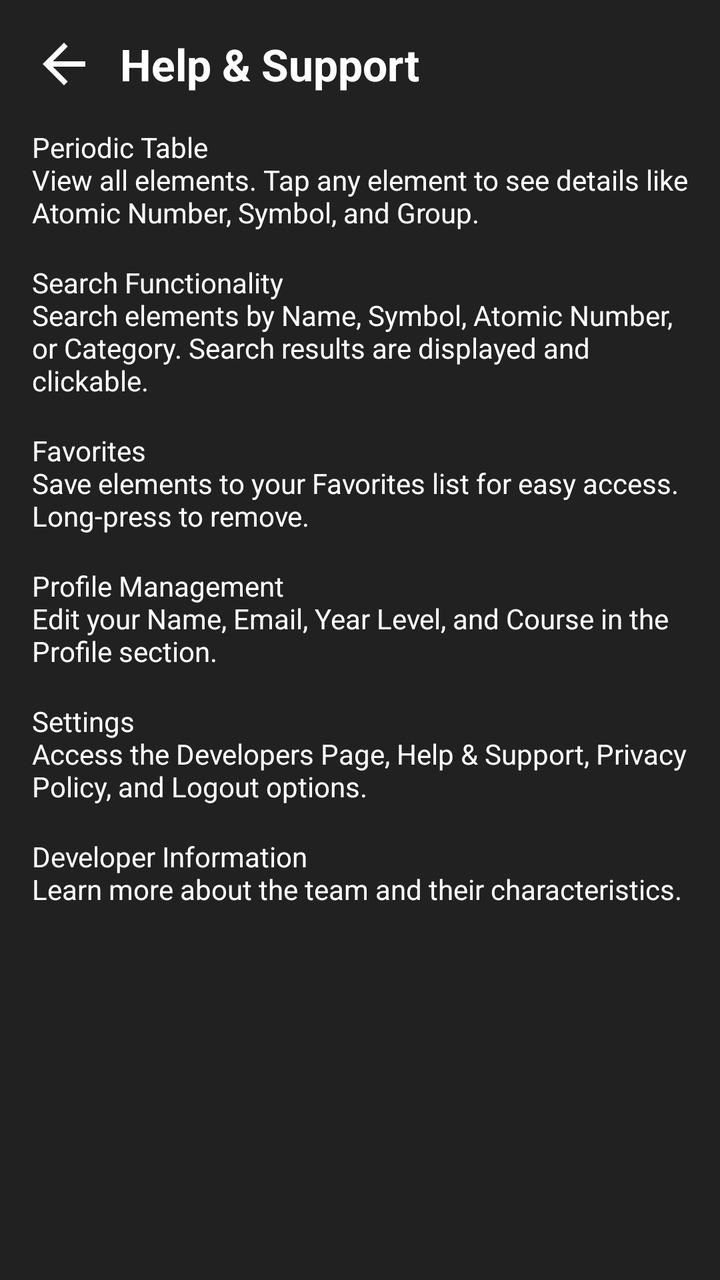
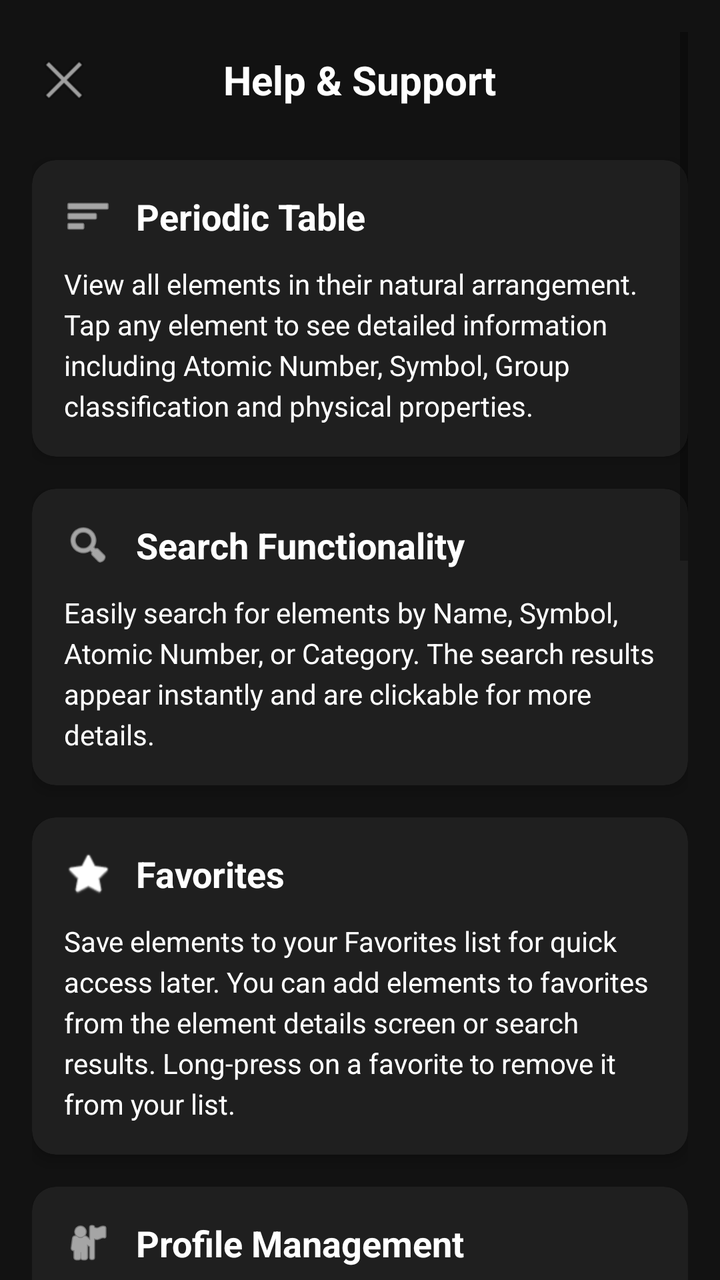

Two renders of the same Android screen: before a commit and after it. Below are the layout's source before the change and the commit's diff.
<!-- AndroidManifest.xml: application theme Theme.PeriodicPro -->
<!-- res/layout/activity_help.xml -->
<?xml version="1.0" encoding="utf-8"?>
<ScrollView
    xmlns:android="http://schemas.android.com/apk/res/android"
    android:layout_width="match_parent"
    android:layout_height="match_parent"
    android:background="#212121"
    android:padding="16dp">

    <LinearLayout
        android:layout_width="match_parent"
        android:layout_height="wrap_content"
        android:orientation="vertical">

        
        <LinearLayout
            android:layout_width="match_parent"
            android:layout_height="wrap_content"
            android:gravity="center_vertical"
            android:orientation="horizontal"
            android:paddingBottom="16dp">

            <ImageView
                android:id="@+id/btnBackHelp"
                android:layout_width="32dp"
                android:layout_height="32dp"
                android:src="@drawable/ic_back"
                android:contentDescription="Back Button" />

            <TextView
                android:layout_width="wrap_content"
                android:layout_height="wrap_content"
                android:text="Help &amp; Support"
                android:textColor="#FFFFFF"
                android:textSize="22sp"
                android:textStyle="bold"
                android:layout_marginStart="12dp"/>
        </LinearLayout>

        
        <TextView
            android:layout_width="match_parent"
            android:layout_height="wrap_content"
            android:text="Periodic Table\nView all elements. Tap any element to see details like Atomic Number, Symbol, and Group."
            android:textColor="#FFFFFF"
            android:textSize="14sp"
            android:paddingBottom="16dp"/>

        <TextView
            android:layout_width="match_parent"
            android:layout_height="wrap_content"
            android:text="Search Functionality\nSearch elements by Name, Symbol, Atomic Number, or Category. Search results are displayed and clickable."
            android:textColor="#FFFFFF"
            android:textSize="14sp"
            android:paddingBottom="16dp"/>

        <TextView
            android:layout_width="match_parent"
            android:layout_height="wrap_content"
            android:text="Favorites\nSave elements to your Favorites list for easy access. Long-press to remove."
            android:textColor="#FFFFFF"
            android:textSize="14sp"
            android:paddingBottom="16dp"/>

        <TextView
            android:layout_width="match_parent"
            android:layout_height="wrap_content"
            android:text="Profile Management\nEdit your Name, Email, Year Level, and Course in the Profile section."
            android:textColor="#FFFFFF"
            android:textSize="14sp"
            android:paddingBottom="16dp"/>

        <TextView
            android:layout_width="match_parent"
            android:layout_height="wrap_content"
            android:text="Settings\nAccess the Developers Page, Help &amp; Support, Privacy Policy, and Logout options."
            android:textColor="#FFFFFF"
            android:textSize="14sp"
            android:paddingBottom="16dp"/>

        <TextView
            android:layout_width="match_parent"
            android:layout_height="wrap_content"
            android:text="Developer Information\nLearn more about the team and their characteristics."
            android:textColor="#FFFFFF"
            android:textSize="14sp"
            android:paddingBottom="16dp"/>

    </LinearLayout>
</ScrollView>
<!-- resources referenced by this layout -->
<resources>
  <!-- drawable ic_back (drawable) -->
  <vector xmlns:android="http://schemas.android.com/apk/res/android"
      android:width="24dp"
      android:height="24dp"
      android:viewportWidth="24"
      android:viewportHeight="24"
      android:tint="#FFFFFF">
      <path
          android:fillColor="@android:color/white"
          android:pathData="M20,11H7.83l5.59,-5.59L12,4l-8,8 8,8 1.41,-1.41L7.83,13H20v-2z"/>
  </vector>
  <style name="Theme.PeriodicPro" parent="Theme.AppCompat.DayNight.NoActionBar">
          <item name="colorPrimary">#212121</item>
          <item name="colorPrimaryDark">#171717</item>
          <item name="colorAccent">#00796B</item>
          <item name="android:windowBackground">#212121</item>
      </style>
</resources>

<!-- the commit's change to res/layout/activity_help.xml (unified diff, before → after) -->
@@ -1,9 +1,11 @@
 <?xml version="1.0" encoding="utf-8"?>
 <ScrollView
     xmlns:android="http://schemas.android.com/apk/res/android"
+    xmlns:app="http://schemas.android.com/apk/res-auto"
     android:layout_width="match_parent"
     android:layout_height="match_parent"
-    android:background="#212121"
+    android:background="#121212"
+    android:clipToPadding="false"
     android:padding="16dp">
 
     <LinearLayout
@@ -12,78 +14,445 @@
         android:orientation="vertical">
 
         
-        <LinearLayout
-            android:layout_width="match_parent"
-            android:layout_height="wrap_content"
-            android:gravity="center_vertical"
-            android:orientation="horizontal"
-            android:paddingBottom="16dp">
-
-            <ImageView
+        <RelativeLayout
+            android:layout_width="match_parent"
+            android:layout_height="wrap_content"
+            android:paddingVertical="8dp"
+            android:layout_marginBottom="16dp">
+
+            <ImageButton
                 android:id="@+id/btnBackHelp"
                 android:layout_width="32dp"
                 android:layout_height="32dp"
-                android:src="@drawable/ic_back"
-                android:contentDescription="Back Button" />
+                android:src="@android:drawable/ic_menu_close_clear_cancel"
+                android:background="?attr/selectableItemBackgroundBorderless"
+                android:contentDescription="Back"
+                android:layout_alignParentStart="true"
+                android:layout_centerVertical="true" />
 
             <TextView
                 android:layout_width="wrap_content"
                 android:layout_height="wrap_content"
                 android:text="Help &amp; Support"
                 android:textColor="#FFFFFF"
-                android:textSize="22sp"
+                android:textSize="20sp"
                 android:textStyle="bold"
-                android:layout_marginStart="12dp"/>
-        </LinearLayout>
+                android:layout_centerHorizontal="true"
+                android:layout_centerVertical="true" />
+        </RelativeLayout>
+
+        
+        <androidx.cardview.widget.CardView
+            android:layout_width="match_parent"
+            android:layout_height="wrap_content"
+            android:layout_marginBottom="16dp"
+            app:cardCornerRadius="12dp"
+            app:cardBackgroundColor="#1F1F1F"
+            app:cardElevation="4dp">
+
+            <LinearLayout
+                android:layout_width="match_parent"
+                android:layout_height="wrap_content"
+                android:orientation="vertical"
+                android:padding="16dp">
+
+                <LinearLayout
+                    android:layout_width="match_parent"
+                    android:layout_height="wrap_content"
+                    android:orientation="horizontal"
+                    android:gravity="center_vertical"
+                    android:layout_marginBottom="12dp">
+
+                    <ImageView
+                        android:layout_width="24dp"
+                        android:layout_height="24dp"
+                        android:src="@android:drawable/ic_menu_sort_by_size"
+                        app:tint="#FFFFFF"
+                        android:layout_marginEnd="12dp"/>
+
+                    <TextView
+                        android:layout_width="match_parent"
+                        android:layout_height="wrap_content"
+                        android:text="Periodic Table"
+                        android:textColor="#FFFFFF"
+                        android:textSize="18sp"
+                        android:textStyle="bold"/>
+                </LinearLayout>
+
+                <TextView
+                    android:layout_width="match_parent"
+                    android:layout_height="wrap_content"
+                    android:text="View all elements in their natural arrangement. Tap any element to see detailed information including Atomic Number, Symbol, Group classification and physical properties."
+                    android:textColor="#FFFFFF"
+                    android:textSize="14sp"
+                    android:lineSpacingExtra="4dp"/>
+            </LinearLayout>
+        </androidx.cardview.widget.CardView>
+
+        
+        <androidx.cardview.widget.CardView
+            android:layout_width="match_parent"
+            android:layout_height="wrap_content"
+            android:layout_marginBottom="16dp"
+            app:cardCornerRadius="12dp"
+            app:cardBackgroundColor="#1F1F1F"
+            app:cardElevation="4dp">
+
+            <LinearLayout
+                android:layout_width="match_parent"
+                android:layout_height="wrap_content"
+                android:orientation="vertical"
+                android:padding="16dp">
+
+                <LinearLayout
+                    android:layout_width="match_parent"
+                    android:layout_height="wrap_content"
+                    android:orientation="horizontal"
+                    android:gravity="center_vertical"
+                    android:layout_marginBottom="12dp">
+
+                    <ImageView
+                        android:layout_width="24dp"
+                        android:layout_height="24dp"
+                        android:src="@android:drawable/ic_menu_search"
+                        app:tint="#FFFFFF"
+                        android:layout_marginEnd="12dp"/>
+
+                    <TextView
+                        android:layout_width="match_parent"
+                        android:layout_height="wrap_content"
+                        android:text="Search Functionality"
+                        android:textColor="#FFFFFF"
+                        android:textSize="18sp"
+                        android:textStyle="bold"/>
+                </LinearLayout>
+
+                <TextView
+                    android:layout_width="match_parent"
+                    android:layout_height="wrap_content"
+                    android:text="Easily search for elements by Name, Symbol, Atomic Number, or Category. The search results appear instantly and are clickable for more details."
+                    android:textColor="#FFFFFF"
+                    android:textSize="14sp"
+                    android:lineSpacingExtra="4dp"/>
+            </LinearLayout>
+        </androidx.cardview.widget.CardView>
+
+        
+        <androidx.cardview.widget.CardView
+            android:layout_width="match_parent"
+            android:layout_height="wrap_content"
+            android:layout_marginBottom="16dp"
+            app:cardCornerRadius="12dp"
+            app:cardBackgroundColor="#1F1F1F"
+            app:cardElevation="4dp">
+
+            <LinearLayout
+                android:layout_width="match_parent"
+                android:layout_height="wrap_content"
+                android:orientation="vertical"
+                android:padding="16dp">
+
+                <LinearLayout
+                    android:layout_width="match_parent"
+                    android:layout_height="wrap_content"
+                    android:orientation="horizontal"
+                    android:gravity="center_vertical"
+                    android:layout_marginBottom="12dp">
+
+                    <ImageView
+                        android:layout_width="24dp"
+                        android:layout_height="24dp"
+                        android:src="@android:drawable/btn_star_big_on"
+                        app:tint="#FFFFFF"
+                        android:layout_marginEnd="12dp"/>
+
+                    <TextView
+                        android:layout_width="match_parent"
+                        android:layout_height="wrap_content"
+                        android:text="Favorites"
+                        android:textColor="#FFFFFF"
+                        android:textSize="18sp"
+                        android:textStyle="bold"/>
+                </LinearLayout>
+
+                <TextView
+                    android:layout_width="match_parent"
+                    android:layout_height="wrap_content"
+                    android:text="Save elements to your Favorites list for quick access later. You can add elements to favorites from the element details screen or search results. Long-press on a favorite to remove it from your list."
+                    android:textColor="#FFFFFF"
+                    android:textSize="14sp"
+                    android:lineSpacingExtra="4dp"/>
+            </LinearLayout>
+        </androidx.cardview.widget.CardView>
+
+        
+        <androidx.cardview.widget.CardView
+            android:layout_width="match_parent"
+            android:layout_height="wrap_content"
+            android:layout_marginBottom="16dp"
+            app:cardCornerRadius="12dp"
+            app:cardBackgroundColor="#1F1F1F"
+            app:cardElevation="4dp">
+
+            <LinearLayout
+                android:layout_width="match_parent"
+                android:layout_height="wrap_content"
+                android:orientation="vertical"
+                android:padding="16dp">
+
+                <LinearLayout
+                    android:layout_width="match_parent"
+                    android:layout_height="wrap_content"
+                    android:orientation="horizontal"
+                    android:gravity="center_vertical"
+                    android:layout_marginBottom="12dp">
+
+                    <ImageView
+                        android:layout_width="24dp"
+                        android:layout_height="24dp"
+                        android:src="@android:drawable/ic_menu_myplaces"
+                        app:tint="#FFFFFF"
+                        android:layout_marginEnd="12dp"/>
+
+                    <TextView
+                        android:layout_width="match_parent"
+                        android:layout_height="wrap_content"
+                        android:text="Profile Management"
+                        android:textColor="#FFFFFF"
+                        android:textSize="18sp"
+                        android:textStyle="bold"/>
+                </LinearLayout>
+
+                <TextView
+                    android:layout_width="match_parent"
+                    android:layout_height="wrap_content"
+                    android:text="Edit your personal information including Name, Email, Year Level, and Course in the Profile section. You can also change your profile picture by tapping on the image when in edit mode."
+                    android:textColor="#FFFFFF"
+                    android:textSize="14sp"
+                    android:lineSpacingExtra="4dp"/>
+            </LinearLayout>
+        </androidx.cardview.widget.CardView>
+
+        
+        <androidx.cardview.widget.CardView
+            android:layout_width="match_parent"
+            android:layout_height="wrap_content"
+            android:layout_marginBottom="16dp"
+            app:cardCornerRadius="12dp"
+            app:cardBackgroundColor="#1F1F1F"
+            app:cardElevation="4dp">
+
+            <LinearLayout
+                android:layout_width="match_parent"
+                android:layout_height="wrap_content"
+                android:orientation="vertical"
+                android:padding="16dp">
+
+                <LinearLayout
+                    android:layout_width="match_parent"
+                    android:layout_height="wrap_content"
+                    android:orientation="horizontal"
+                    android:gravity="center_vertical"
+                    android:layout_marginBottom="12dp">
+
+                    <ImageView
+                        android:layout_width="24dp"
+                        android:layout_height="24dp"
+                        android:src="@android:drawable/ic_menu_manage"
+                        app:tint="#FFFFFF"
+                        android:layout_marginEnd="12dp"/>
+
+                    <TextView
+                        android:layout_width="match_parent"
+                        android:layout_height="wrap_content"
+                        android:text="Settings"
+                        android:textColor="#FFFFFF"
+                        android:textSize="18sp"
+                        android:textStyle="bold"/>
+                </LinearLayout>
+
+                <TextView
+                    android:layout_width="match_parent"
+                    android:layout_height="wrap_content"
+                    android:text="Access the Developers Page, Help &amp; Support, Privacy Policy, manage app notifications, and Logout options from the Settings menu."
+                    android:textColor="#FFFFFF"
+                    android:textSize="14sp"
+                    android:lineSpacingExtra="4dp"/>
+            </LinearLayout>
+        </androidx.cardview.widget.CardView>
+
+        
+        <androidx.cardview.widget.CardView
+            android:layout_width="match_parent"
+            android:layout_height="wrap_content"
+            android:layout_marginBottom="16dp"
+            app:cardCornerRadius="12dp"
+            app:cardBackgroundColor="#1F1F1F"
+            app:cardElevation="4dp">
+
+            <LinearLayout
+                android:layout_width="match_parent"
+                android:layout_height="wrap_content"
+                android:orientation="vertical"
+                android:padding="16dp">
+
+                <LinearLayout
+                    android:layout_width="match_parent"
+                    android:layout_height="wrap_content"
+                    android:orientation="horizontal"
+                    android:gravity="center_vertical"
+                    android:layout_marginBottom="12dp">
+
+                    <ImageView
+                        android:layout_width="24dp"
+                        android:layout_height="24dp"
+                        android:src="@android:drawable/ic_dialog_email"
+                        app:tint="#FFFFFF"
+                        android:layout_marginEnd="12dp"/>
+
+                    <TextView
+                        android:layout_width="match_parent"
+                        android:layout_height="wrap_content"
+                        android:text="Need More Help?"
+                        android:textColor="#FFFFFF"
+                        android:textSize="18sp"
+                        android:textStyle="bold"/>
+                </LinearLayout>
+
+                <TextView
+                    android:layout_width="match_parent"
+                    android:layout_height="wrap_content"
+                    android:text="Contact our support team for additional assistance or to report any issues with the app."
+                    android:textColor="#FFFFFF"
+                    android:textSize="14sp"
+                    android:lineSpacingExtra="4dp"
+                    android:layout_marginBottom="16dp"/>
+                    
+                <com.google.android.material.button.MaterialButton
+                    android:id="@+id/btn_contact_support"
+                    android:layout_width="match_parent"
+                    android:layout_height="wrap_content"
+                    android:text="Contact Support"
+                    android:textColor="#FFFFFF"
+                    app:backgroundTint="#673AB7"
+                    app:cornerRadius="8dp"
+                    android:padding="12dp"
+                    android:textAllCaps="false"
+                    app:icon="@android:drawable/ic_dialog_email"
+                    app:iconTint="#FFFFFF"
+                    app:iconGravity="textStart"/>
+            </LinearLayout>
+        </androidx.cardview.widget.CardView>
+        
+        
+        <androidx.cardview.widget.CardView
+            android:layout_width="match_parent"
+            android:layout_height="wrap_content"
+            android:layout_marginBottom="16dp"
+            app:cardCornerRadius="12dp"
+            app:cardBackgroundColor="#1F1F1F"
+            app:cardElevation="4dp">
+
+            <LinearLayout
+                android:layout_width="match_parent"
+                android:layout_height="wrap_content"
+                android:orientation="vertical"
+                android:padding="16dp">
+
+                <TextView
+                    android:layout_width="match_parent"
+                    android:layout_height="wrap_content"
+                    android:text="Frequently Asked Questions"
+                    android:textColor="#FFFFFF"
+                    android:textSize="18sp"
+                    android:textStyle="bold"
+                    android:layout_marginBottom="16dp"/>
+                
+                
+                <TextView
+                    android:id="@+id/faq_item_1_header"
+                    android:layout_width="match_parent"
+                    android:layout_height="wrap_content"
+                    android:text="How can I add elements to favorites?"
+                    android:textColor="#FFFFFF"
+                    android:textSize="16sp"
+                    android:textStyle="bold"
+                    android:padding="8dp"
+                    android:background="#2A2A2A"
+                    android:drawableEnd="@android:drawable/arrow_down_float"/>
+                    
+                <TextView
+                    android:id="@+id/faq_item_1_content"
+                    android:layout_width="match_parent"
+                    android:layout_height="wrap_content"
+                    android:text="While viewing element details, tap the star icon in the top-right corner to add it to your favorites. You can view all your favorites in the Favorites tab."
+                    android:textColor="#E0E0E0"
+                    android:textSize="14sp"
+                    android:padding="16dp"
+                    android:background="#262626"
+                    android:visibility="gone"/>
+                
+                
+                <TextView
+                    android:id="@+id/faq_item_2_header"
+                    android:layout_width="match_parent"
+                    android:layout_height="wrap_content"
+                    android:text="How do I search for specific elements?"
+                    android:textColor="#FFFFFF"
+                    android:textSize="16sp"
+                    android:textStyle="bold"
+                    android:padding="8dp"
+                    android:layout_marginTop="8dp"
+                    android:background="#2A2A2A"
+                    android:drawableEnd="@android:drawable/arrow_down_float"/>
+                    
+                <TextView
+                    android:id="@+id/faq_item_2_content"
+                    android:layout_width="match_parent"
+                    android:layout_height="wrap_content"
+                    android:text="Use the search bar at the top of the main screen to search by element name, symbol, or atomic number. The results will update as you type."
+                    android:textColor="#E0E0E0"
+                    android:textSize="14sp"
+                    android:padding="16dp"
+                    android:background="#262626"
+                    android:visibility="gone"/>
+                
+                
+                <TextView
+                    android:id="@+id/faq_item_3_header"
+                    android:layout_width="match_parent"
+                    android:layout_height="wrap_content"
+                    android:text="Can I change my profile information?"
+                    android:textColor="#FFFFFF"
+                    android:textSize="16sp"
+                    android:textStyle="bold"
+                    android:padding="8dp"
+                    android:layout_marginTop="8dp"
+                    android:background="#2A2A2A"
+                    android:drawableEnd="@android:drawable/arrow_down_float"/>
+                    
+                <TextView
+                    android:id="@+id/faq_item_3_content"
+                    android:layout_width="match_parent"
+                    android:layout_height="wrap_content"
+                    android:text="Yes! Go to the Profile section and tap 'Edit Profile'. You can modify your name, email, academic year, course, and profile picture from this screen."
+                    android:textColor="#E0E0E0"
+                    android:textSize="14sp"
+                    android:padding="16dp"
+                    android:background="#262626"
+                    android:visibility="gone"/>
+            </LinearLayout>
+        </androidx.cardview.widget.CardView>
 
         
         <TextView
             android:layout_width="match_parent"
             android:layout_height="wrap_content"
-            android:text="Periodic Table\nView all elements. Tap any element to see details like Atomic Number, Symbol, and Group."
-            android:textColor="#FFFFFF"
+            android:text="Need more help? Contact us at support@periodicpro.edu"
+            android:textColor="#9E9E9E"
             android:textSize="14sp"
-            android:paddingBottom="16dp"/>
-
-        <TextView
-            android:layout_width="match_parent"
-            android:layout_height="wrap_content"
-            android:text="Search Functionality\nSearch elements by Name, Symbol, Atomic Number, or Category. Search results are displayed and clickable."
-            android:textColor="#FFFFFF"
-            android:textSize="14sp"
-            android:paddingBottom="16dp"/>
-
-        <TextView
-            android:layout_width="match_parent"
-            android:layout_height="wrap_content"
-            android:text="Favorites\nSave elements to your Favorites list for easy access. Long-press to remove."
-            android:textColor="#FFFFFF"
-            android:textSize="14sp"
-            android:paddingBottom="16dp"/>
-
-        <TextView
-            android:layout_width="match_parent"
-            android:layout_height="wrap_content"
-            android:text="Profile Management\nEdit your Name, Email, Year Level, and Course in the Profile section."
-            android:textColor="#FFFFFF"
-            android:textSize="14sp"
-            android:paddingBottom="16dp"/>
-
-        <TextView
-            android:layout_width="match_parent"
-            android:layout_height="wrap_content"
-            android:text="Settings\nAccess the Developers Page, Help &amp; Support, Privacy Policy, and Logout options."
-            android:textColor="#FFFFFF"
-            android:textSize="14sp"
-            android:paddingBottom="16dp"/>
-
-        <TextView
-            android:layout_width="match_parent"
-            android:layout_height="wrap_content"
-            android:text="Developer Information\nLearn more about the team and their characteristics."
-            android:textColor="#FFFFFF"
-            android:textSize="14sp"
-            android:paddingBottom="16dp"/>
-
+            android:gravity="center"
+            android:layout_marginTop="8dp"
+            android:layout_marginBottom="24dp"/>
     </LinearLayout>
 </ScrollView>
<!-- resource entries referenced after the edit -->
@@ -1,21 +1,13 @@
 <!-- resources referenced by this layout -->
 <resources>
-  <!-- drawable ic_back (drawable) -->
-  <vector xmlns:android="http://schemas.android.com/apk/res/android"
-      android:width="24dp"
-      android:height="24dp"
-      android:viewportWidth="24"
-      android:viewportHeight="24"
-      android:tint="#FFFFFF">
-      <path
-          android:fillColor="@android:color/white"
-          android:pathData="M20,11H7.83l5.59,-5.59L12,4l-8,8 8,8 1.41,-1.41L7.83,13H20v-2z"/>
-  </vector>
-  <style name="Theme.PeriodicPro" parent="Theme.AppCompat.DayNight.NoActionBar">
+  <style name="Theme.PeriodicPro" parent="Theme.MaterialComponents.DayNight.NoActionBar">
           <item name="colorPrimary">#212121</item>
           <item name="colorPrimaryDark">#171717</item>
           <item name="colorAccent">#00796B</item>
           <item name="android:windowBackground">#212121</item>
+          <item name="colorSecondary">#1976D2</item>
+          <item name="colorSurface">#1F1F1F</item>
+          <item name="colorOnSurface">#FFFFFF</item>
       </style>
 </resources>
 
